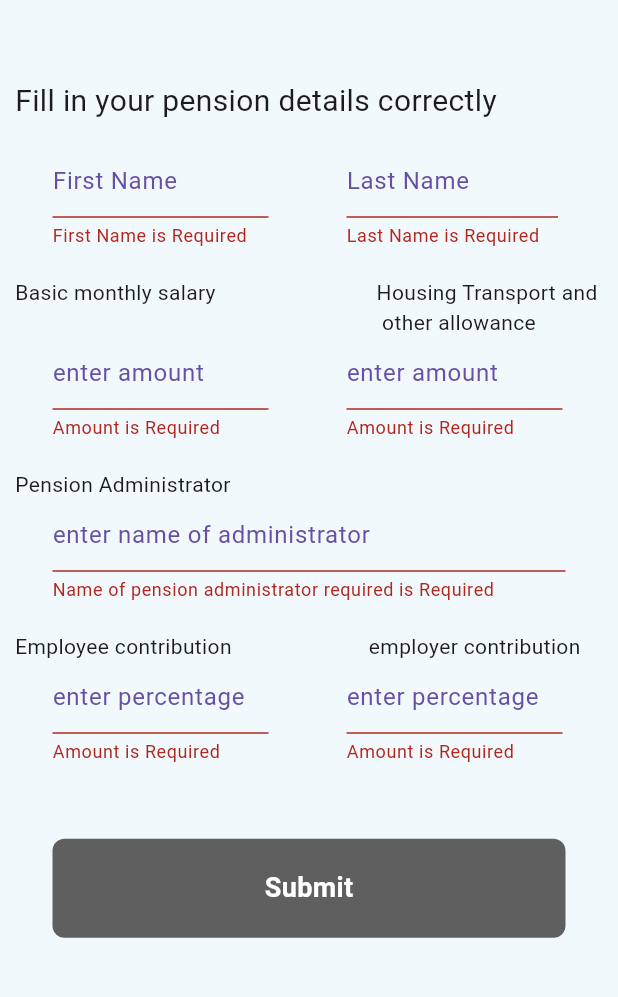
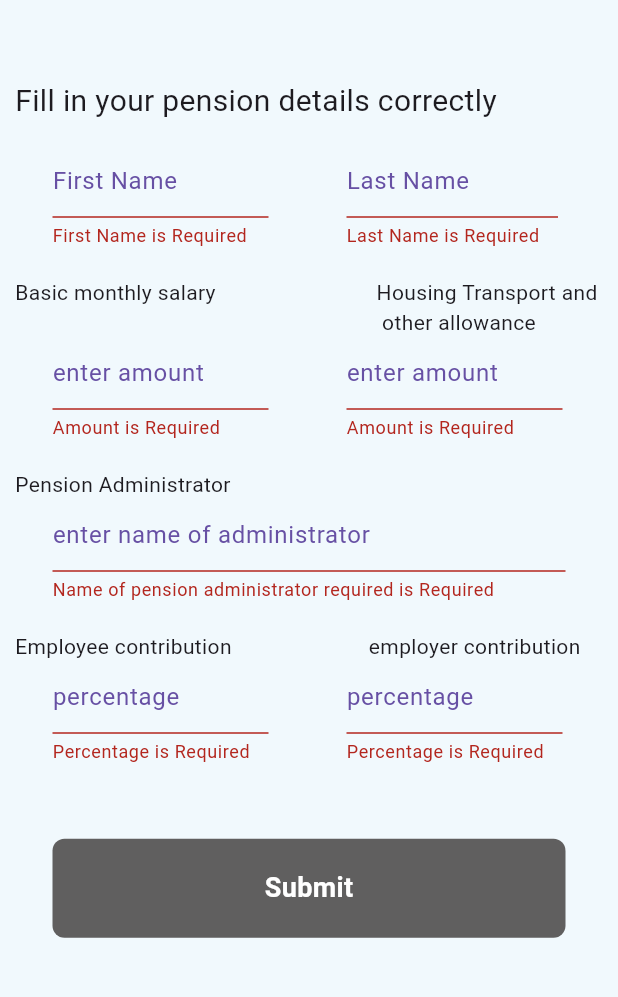
Before and after one commit to Daniel001-code/final_year_project, a Flutter app: the HomePage screen opened directly, after a tap on "Submit", on a phone screen of 412 x 824 dp, the part 54-1051 px from its top. Run offline on Flutter 3.47's test engine with Material 3 defaults, Android fonts, the phone set to English and light mode, and no system bars; our stand-ins replace cloud_firestore, firebase_auth, firebase_core; accounts and stored records are empty.

Commit message:
forth commit

```diff
--- a/lib/pages/home_page.dart
+++ b/lib/pages/home_page.dart
@@ -262,11 +262,11 @@ class _HomePageState extends State<HomePage> {
                             padding: const EdgeInsets.only(right: 2),
                             child: MyTextField(
                                 controller: employeeContribution,
-                                hintText: 'enter percentage',
+                                hintText: 'percentage',
                                 obscureText: false,
                                 validator: (value) {
                                   if (value!.isEmpty) {
-                                    return "Amount is Required";
+                                    return "Percentage is Required";
                                   }
                                   if (!RegExp(r"^[0-9]+$").hasMatch(value)) {
                                     return "Pls enter a valid number from 0-100";
@@ -284,11 +284,11 @@ class _HomePageState extends State<HomePage> {
                             padding: const EdgeInsets.only(right: 2),
                             child: MyTextField(
                                 controller: employerContribution,
-                                hintText: 'enter percentage',
+                                hintText: 'percentage',
                                 obscureText: false,
                                 validator: (value) {
                                   if (value!.isEmpty) {
-                                    return "Amount is Required";
+                                    return "Percentage is Required";
                                   }
                                   if (!RegExp(r"^[0-9]+$").hasMatch(value)) {
                                     return "Pls enter a valid number from 0-100";
@@ -318,17 +318,6 @@ class _HomePageState extends State<HomePage> {
                                 MaterialPageRoute(
                                     builder: ((context) => PensionInfoPage())));
                           }
-                          print('first name: ' + firstName.text);
-                          print('last name: ' + lastName.text);
-                          print('bms: ' + basicMS.toString());
-                          print('htoa' + hTOA.toString());
-                          print('employee cont' + employeeCont.toString());
-                          print('employer cont' + employerCont.toString());
-                          print('employee Pen cont' +
-                              employeePenContr.toString());
-                          print('employer pen cont' +
-                              employeePenContr.toString());
-                          print('total pen cont' + totalPenContr.toString());
                         },
                         text: 'Submit'),
                   ],
--- a/lib/pages/login_page.dart
+++ b/lib/pages/login_page.dart
@@ -1,7 +1,7 @@
 import 'package:firebase_auth/firebase_auth.dart';
-import 'package:flutter/cupertino.dart';
+
 import 'package:flutter/material.dart';
-import 'package:flutter/widgets.dart';
+
 import 'package:final_year_project/components/my_button.dart';
 import 'package:final_year_project/components/my_textfield.dart';
 
@@ -147,9 +147,6 @@ class _LoginPageState extends State<LoginPage> {
                         SignUserIn();
                       }
                       formKey.currentState!.save();
-
-                      print(email);
-                      print(password);
                     },
                     text: 'Sign in'),
 
--- a/lib/pages/onboarding_page.dart
+++ b/lib/pages/onboarding_page.dart
@@ -1,6 +1,5 @@
 import 'package:final_year_project/components/my_button.dart';
 import 'package:final_year_project/pages/auth_page.dart';
-
 import 'package:flutter/material.dart';
 
 class OnBoardingPage extends StatefulWidget {
@@ -17,7 +16,7 @@ class _OnBoardingPageState extends State<OnBoardingPage> {
       body: Container(
         height: MediaQuery.of(context).size.height,
         width: MediaQuery.of(context).size.width,
-        decoration: BoxDecoration(
+        decoration: const BoxDecoration(
             image:
                 DecorationImage(image: AssetImage('lib/assets/kadpoly.jpg'))),
         child: Column(
@@ -25,7 +24,7 @@ class _OnBoardingPageState extends State<OnBoardingPage> {
             SizedBox(
               height: MediaQuery.of(context).size.height * 0.11,
             ),
-            Text(
+            const Text(
               'Staff pension management system for Kaduna Polytechnic',
               textAlign: TextAlign.center,
               style: TextStyle(
```
